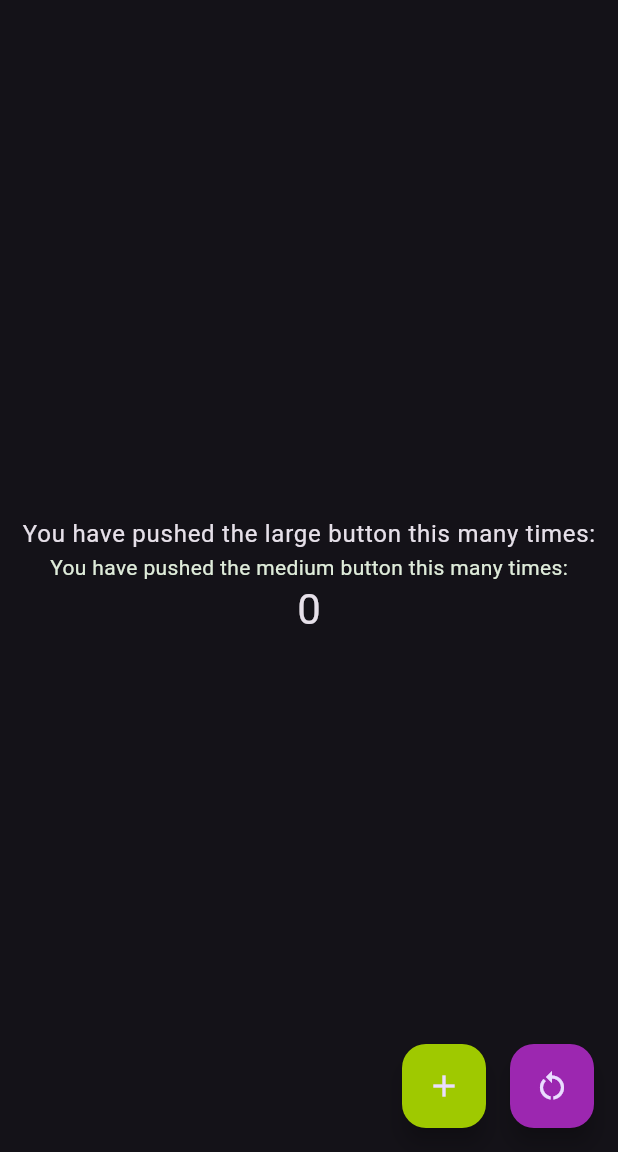
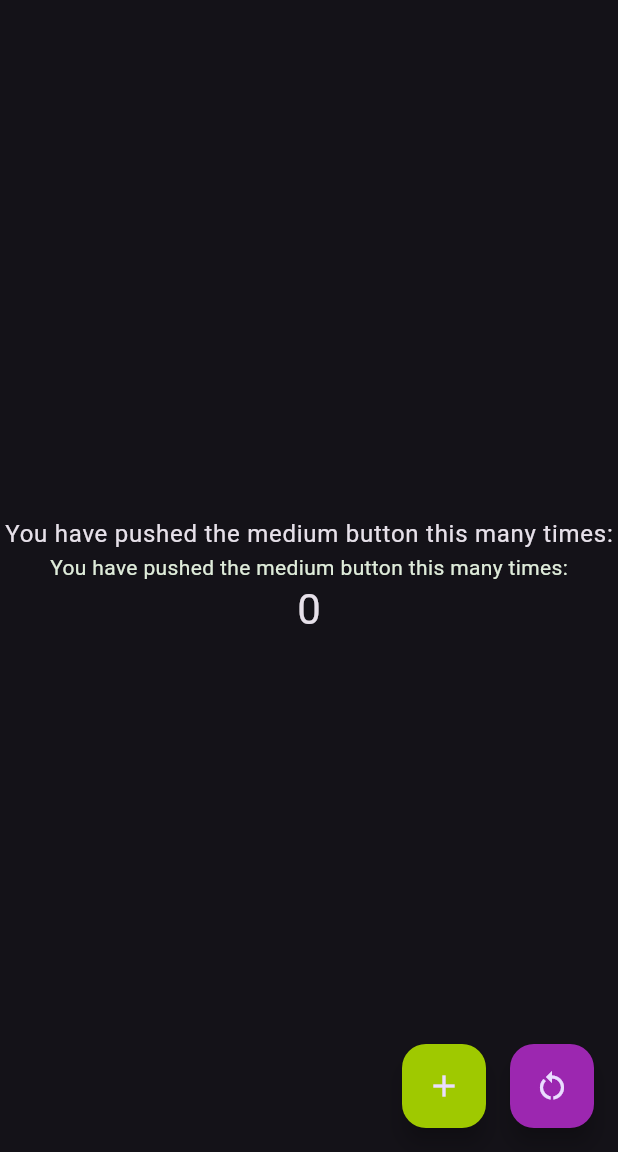
Before and after one commit to loo-al/part_page, a Flutter app: the screen it shows after launch, on a phone screen of 412 x 824 dp, the part 84-1236 px from its top. Run offline on Flutter 3.47's test engine with Material 3 defaults, Android fonts, the phone set to English and light mode, and no system bars; our stand-ins replace google_fonts.

Commit message:
- strings.dart created / tested

```diff
--- a/lib/main.dart
+++ b/lib/main.dart
@@ -9,6 +9,7 @@ Author:           Aurthor
 
 import 'package:flutter/material.dart';
 import 'package:google_fonts/google_fonts.dart';
+import 'package:part_page/strings.dart';
 import 'package:part_page/theme/theme_manager.dart';
 import 'package:part_page/theme/theme_variants.dart';
 import 'package:url_launcher/url_launcher.dart';
@@ -176,10 +177,10 @@ class _MyPageState extends State<MyPage> {
         child: Column(
           mainAxisAlignment: MainAxisAlignment.center,
           children: <Widget>[
-            Text('You have pushed the large button this many times:',
+            Text(Strings().test,
               style: Theme.of(context).textTheme.bodyLarge,
             ),
-            Text('You have pushed the medium button this many times:',
+            Text(Strings().test,
               style: Theme.of(context).textTheme.bodyMedium,
             ),
             Text(
--- /dev/null
+++ b/lib/strings.dart
@@ -0,0 +1,11 @@
+/*
+strings.dart
+helper for long text strings
+*/
+import 'package:flutter/material.dart';
+
+class Strings{
+
+  String sample = 'hello';
+  String test = 'You have pushed the medium button this many times:';
+}
```
